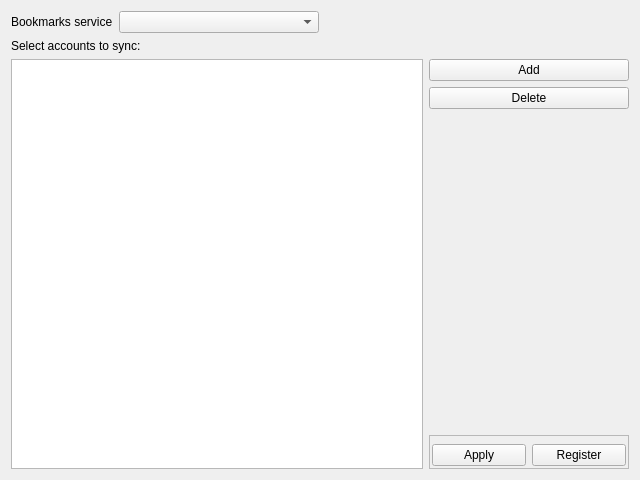
Qt form src/plugins/poshuku/plugins/onlinebookmarks/accountssettings.ui (0xd34df00d/leechcraft) before a commit.
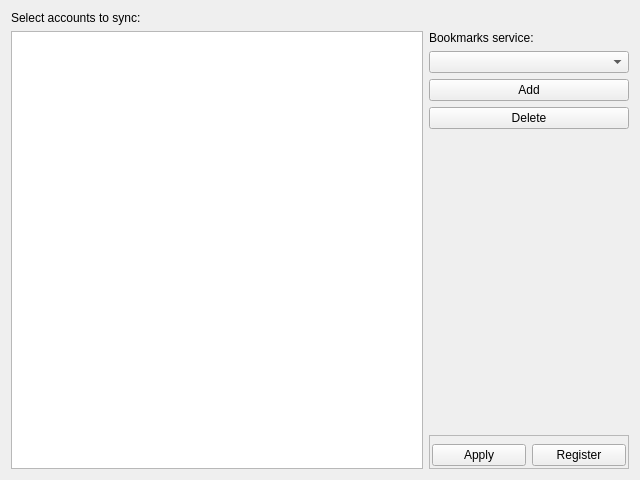
The same form after that commit.

Commit message: Poshuku OnlineBookmarks: fix styles

```diff
--- a/src/plugins/poshuku/plugins/onlinebookmarks/accountssettings.ui
+++ b/src/plugins/poshuku/plugins/onlinebookmarks/accountssettings.ui
@@ -14,41 +14,7 @@
    <string/>
   </property>
   <layout class="QGridLayout" name="gridLayout_2">
-   <item row="0" column="0" colspan="2">
-    <layout class="QHBoxLayout" name="HorizontalLayout_">
-     <item>
-      <widget class="QLabel" name="Label1_">
-       <property name="text">
-        <string>Bookmarks service</string>
-       </property>
-      </widget>
-     </item>
-     <item>
-      <widget class="QComboBox" name="Services_">
-       <property name="minimumSize">
-        <size>
-         <width>200</width>
-         <height>0</height>
-        </size>
-       </property>
-      </widget>
-     </item>
-     <item>
-      <spacer name="HorizontalSpacer_">
-       <property name="orientation">
-        <enum>Qt::Horizontal</enum>
-       </property>
-       <property name="sizeHint" stdset="0">
-        <size>
-         <width>40</width>
-         <height>20</height>
-        </size>
-       </property>
-      </spacer>
-     </item>
-    </layout>
-   </item>
-   <item row="2" column="0">
+   <item row="1" column="0">
     <widget class="QTreeView" name="AccountsView_">
      <property name="editTriggers">
       <set>QAbstractItemView::DoubleClicked|QAbstractItemView::EditKeyPressed</set>
@@ -61,11 +27,28 @@
      </property>
     </widget>
    </item>
-   <item row="2" column="1">
+   <item row="1" column="1">
     <layout class="QVBoxLayout" name="ControlLayout_">
      <property name="sizeConstraint">
       <enum>QLayout::SetDefaultConstraint</enum>
      </property>
+     <item>
+      <widget class="QLabel" name="Label1_">
+       <property name="text">
+        <string>Bookmarks service:</string>
+       </property>
+      </widget>
+     </item>
+     <item>
+      <widget class="QComboBox" name="Services_">
+       <property name="minimumSize">
+        <size>
+         <width>200</width>
+         <height>0</height>
+        </size>
+       </property>
+      </widget>
+     </item>
      <item>
       <widget class="QPushButton" name="Add_">
        <property name="sizePolicy">
@@ -185,7 +168,7 @@
      </item>
     </layout>
    </item>
-   <item row="1" column="0">
+   <item row="0" column="0">
     <widget class="QLabel" name="label">
      <property name="text">
       <string>Select accounts to sync:</string>
```
The commit also changes 5 other files.
